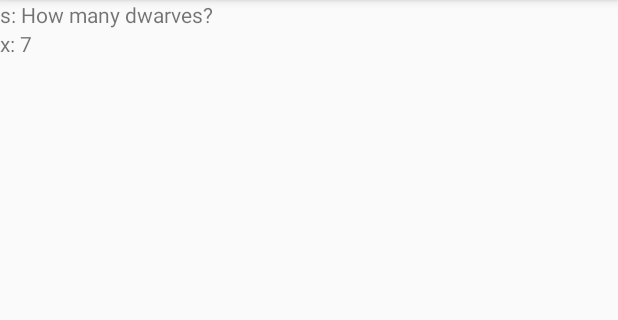
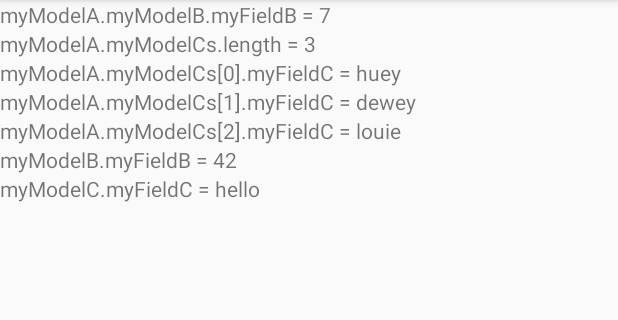
Before and after one commit to hoppfull/Learning-AndroidDevelopment, an Android app: the screen it shows after launch (SecondActivity), after a tap on "CLICK", on a phone screen of 412 x 824 dp, the part 84-404 px from its top. Run offline under Robolectric (Android 15) with nearby library versions, the phone set to English and light mode, and no system bars.

Commit message:
upgraded bundles and parcelables example to demonstrate more problems

```diff
--- a/Ex04-bundlesandparcelables/app/src/main/java/com/example/hoppf/ex04_bundlesandparcelables/MainActivity.java
+++ b/Ex04-bundlesandparcelables/app/src/main/java/com/example/hoppf/ex04_bundlesandparcelables/MainActivity.java
@@ -13,10 +13,19 @@ public class MainActivity extends AppCompatActivity {
         Button btn_mybutton = (Button) findViewById(R.id.btn_mybutton);
 
         btn_mybutton.setOnClickListener(view -> {
-            MyModel myModel = new MyModel("How many dwarves?", 7);
+            MyModelA myModelA = new MyModelA(new MyModelB(7), new MyModelC[] {
+                    new MyModelC("huey"),
+                    new MyModelC("dewey"),
+                    new MyModelC("louie")
+            });
+            MyModelB myModelB = new MyModelB(42);
+            MyModelC myModelC = new MyModelC("hello");
+
             Intent intent = new Intent(this, SecondActivity.class);
 
-            intent.putExtra("mystate", myModel);
+            intent.putExtra("myModelA", myModelA);
+            intent.putExtra("myModelB", myModelB);
+            intent.putExtra("myModelC", myModelC);
 
             startActivity(intent);
         });
--- a/Ex04-bundlesandparcelables/app/src/main/java/com/example/hoppf/ex04_bundlesandparcelables/MyModel.java
+++ /dev/null
@@ -1,42 +0,0 @@
-package com.example.hoppf.ex04_bundlesandparcelables;
-// http://shri.blog.kraya.co.uk/2010/04/26/android-parcel-data-to-pass-between-activities-using-parcelable-classes/
-
-import android.os.Parcel;
-import android.os.Parcelable;
-public class MyModel implements Parcelable {
-    public final String s;
-    public final int x;
-
-    public MyModel(String s, int x) {
-        this.s = s;
-        this.x = x;
-    }
-
-    public MyModel(Parcel in) {
-        s = in.readString();
-        x = in.readInt();
-    }
-
-    @Override
-    public int describeContents() {
-        return 0;
-    }
-
-    @Override
-    public void writeToParcel(Parcel out, int i) {
-        out.writeString(s);
-        out.writeInt(x);
-    }
-
-    public static final Parcelable.Creator CREATOR = new Parcelable.Creator() {
-        @Override
-        public Object createFromParcel(Parcel in) {
-            return new MyModel(in);
-        }
-
-        @Override
-        public MyModel[] newArray(int size) {
-            return new MyModel[size];
-        }
-    };
-}
--- /dev/null
+++ b/Ex04-bundlesandparcelables/app/src/main/java/com/example/hoppf/ex04_bundlesandparcelables/MyModelA.java
@@ -0,0 +1,45 @@
+package com.example.hoppf.ex04_bundlesandparcelables;
+
+import android.os.Parcel;
+import android.os.Parcelable;
+
+import java.util.Arrays;
+
+public class MyModelA implements Parcelable {
+    public static final String SQL_CREATETABLE = "";
+    public final MyModelB myModelB;
+    public final MyModelC[] myModelCs;
+
+    public MyModelA(MyModelB myModelB, MyModelC[] myModelCs) {
+        this.myModelB = myModelB;
+        this.myModelCs = myModelCs;
+    }
+
+    public MyModelA(Parcel in) {
+        this.myModelB = in.readParcelable(MyModelB.class.getClassLoader());
+        this.myModelCs = in.createTypedArray(MyModelC.CREATOR);
+    }
+
+    @Override
+    public int describeContents() {
+        return 0;
+    }
+
+    @Override
+    public void writeToParcel(Parcel parcel, int i) {
+        parcel.writeParcelable(myModelB, i);
+        parcel.writeTypedArray(myModelCs, i);
+    }
+
+    public static final Creator<MyModelA> CREATOR = new Creator<MyModelA>() {
+        @Override
+        public MyModelA createFromParcel(Parcel in) {
+            return new MyModelA(in);
+        }
+
+        @Override
+        public MyModelA[] newArray(int size) {
+            return new MyModelA[size];
+        }
+    };
+}
--- /dev/null
+++ b/Ex04-bundlesandparcelables/app/src/main/java/com/example/hoppf/ex04_bundlesandparcelables/MyModelB.java
@@ -0,0 +1,39 @@
+package com.example.hoppf.ex04_bundlesandparcelables;
+
+import android.os.Parcel;
+import android.os.Parcelable;
+
+public class MyModelB implements Parcelable {
+    public static final String SQL_CREATETABLE = "CREATE TABLE IF NOT EXISTS MyModelB(x INTEGER);";
+    public final int myFieldB;
+
+    public MyModelB(int myFieldB) {
+        this.myFieldB = myFieldB;
+    }
+
+    public MyModelB(Parcel in) {
+        this.myFieldB = in.readInt();
+    }
+
+    @Override
+    public int describeContents() {
+        return 0;
+    }
+
+    @Override
+    public void writeToParcel(Parcel parcel, int i) {
+        parcel.writeInt(myFieldB);
+    }
+
+    public static final Creator<MyModelB> CREATOR = new Creator<MyModelB>() {
+        @Override
+        public MyModelB createFromParcel(Parcel in) {
+            return new MyModelB(in);
+        }
+
+        @Override
+        public MyModelB[] newArray(int size) {
+            return new MyModelB[size];
+        }
+    };
+}
--- /dev/null
+++ b/Ex04-bundlesandparcelables/app/src/main/java/com/example/hoppf/ex04_bundlesandparcelables/MyModelC.java
@@ -0,0 +1,39 @@
+package com.example.hoppf.ex04_bundlesandparcelables;
+
+import android.os.Parcel;
+import android.os.Parcelable;
+
+public class MyModelC implements Parcelable {
+    public static final String SQL_CREATETABLE = "CREATE TABLE IF NOT EXISTS MyModelC(myFieldC TEXT);";
+    public final String myFieldC;
+
+    public MyModelC(String myFieldC) {
+        this.myFieldC = myFieldC;
+    }
+
+    public MyModelC(Parcel in) {
+        this.myFieldC = in.readString();
+    }
+
+    @Override
+    public int describeContents() {
+        return 0;
+    }
+
+    @Override
+    public void writeToParcel(Parcel parcel, int i) {
+        parcel.writeString(myFieldC);
+    }
+
+    public static final Creator<MyModelC> CREATOR = new Creator<MyModelC>() {
+        @Override
+        public MyModelC createFromParcel(Parcel in) {
+            return new MyModelC(in);
+        }
+
+        @Override
+        public MyModelC[] newArray(int size) {
+            return new MyModelC[size];
+        }
+    };
+}
--- a/Ex04-bundlesandparcelables/app/src/main/java/com/example/hoppf/ex04_bundlesandparcelables/SecondActivity.java
+++ b/Ex04-bundlesandparcelables/app/src/main/java/com/example/hoppf/ex04_bundlesandparcelables/SecondActivity.java
@@ -14,11 +14,28 @@ public class SecondActivity extends AppCompatActivity {
                 (TextView) findViewById(R.id.txv_activity_second_field1);
         TextView txv_activity_second_field2 =
                 (TextView) findViewById(R.id.txv_activity_second_field2);
+        TextView txv_activity_second_field3 =
+                (TextView) findViewById(R.id.txv_activity_second_field3);
+        TextView txv_activity_second_field4 =
+                (TextView) findViewById(R.id.txv_activity_second_field4);
+        TextView txv_activity_second_field5 =
+                (TextView) findViewById(R.id.txv_activity_second_field5);
+        TextView txv_activity_second_field6 =
+                (TextView) findViewById(R.id.txv_activity_second_field6);
+        TextView txv_activity_second_field7 =
+                (TextView) findViewById(R.id.txv_activity_second_field7);
 
-        Bundle state = getIntent().getExtras();
-        MyModel myModel = state.getParcelable("mystate");
+        Bundle extras = getIntent().getExtras();
+        MyModelA myModelA = extras.getParcelable("myModelA");
+        MyModelB myModelB = extras.getParcelable("myModelB");
+        MyModelC myModelC = extras.getParcelable("myModelC");
 
-        txv_activity_second_field1.setText("s: " + myModel.s);
-        txv_activity_second_field2.setText("x: " + myModel.x);
+        txv_activity_second_field1.setText("myModelA.myModelB.myFieldB = " + myModelA.myModelB.myFieldB);
+        txv_activity_second_field2.setText("myModelA.myModelCs.length = " + myModelA.myModelCs.length);
+        txv_activity_second_field3.setText("myModelA.myModelCs[0].myFieldC = " + myModelA.myModelCs[0].myFieldC);
+        txv_activity_second_field4.setText("myModelA.myModelCs[1].myFieldC = " + myModelA.myModelCs[1].myFieldC);
+        txv_activity_second_field5.setText("myModelA.myModelCs[2].myFieldC = " + myModelA.myModelCs[2].myFieldC);
+        txv_activity_second_field6.setText("myModelB.myFieldB = " + myModelB.myFieldB);
+        txv_activity_second_field7.setText("myModelC.myFieldC = " + myModelC.myFieldC);
     }
 }
--- a/Ex04-bundlesandparcelables/app/src/main/res/layout/activity_second.xml
+++ b/Ex04-bundlesandparcelables/app/src/main/res/layout/activity_second.xml
@@ -13,4 +13,29 @@
         android:id="@+id/txv_activity_second_field2"
         android:layout_width="wrap_content"
         android:layout_height="wrap_content" />
+
+    <TextView
+        android:id="@+id/txv_activity_second_field3"
+        android:layout_width="wrap_content"
+        android:layout_height="wrap_content" />
+
+    <TextView
+        android:id="@+id/txv_activity_second_field4"
+        android:layout_width="wrap_content"
+        android:layout_height="wrap_content" />
+
+    <TextView
+        android:id="@+id/txv_activity_second_field5"
+        android:layout_width="wrap_content"
+        android:layout_height="wrap_content" />
+
+    <TextView
+        android:id="@+id/txv_activity_second_field6"
+        android:layout_width="wrap_content"
+        android:layout_height="wrap_content" />
+
+    <TextView
+        android:id="@+id/txv_activity_second_field7"
+        android:layout_width="wrap_content"
+        android:layout_height="wrap_content" />
 </LinearLayout>
```
